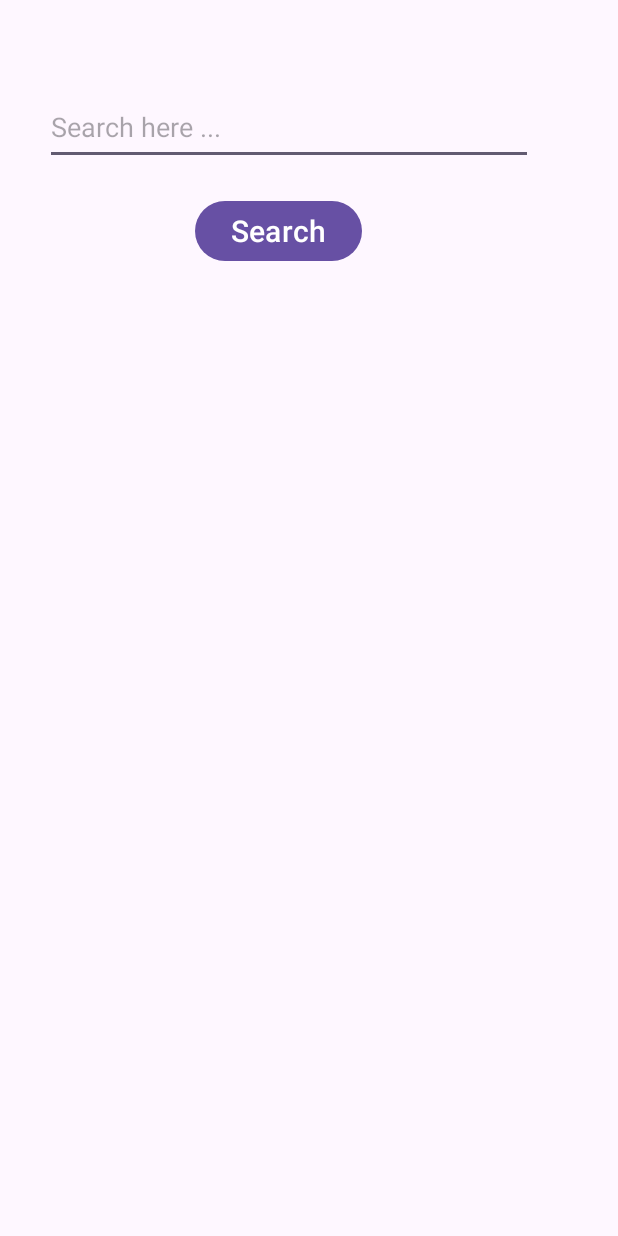
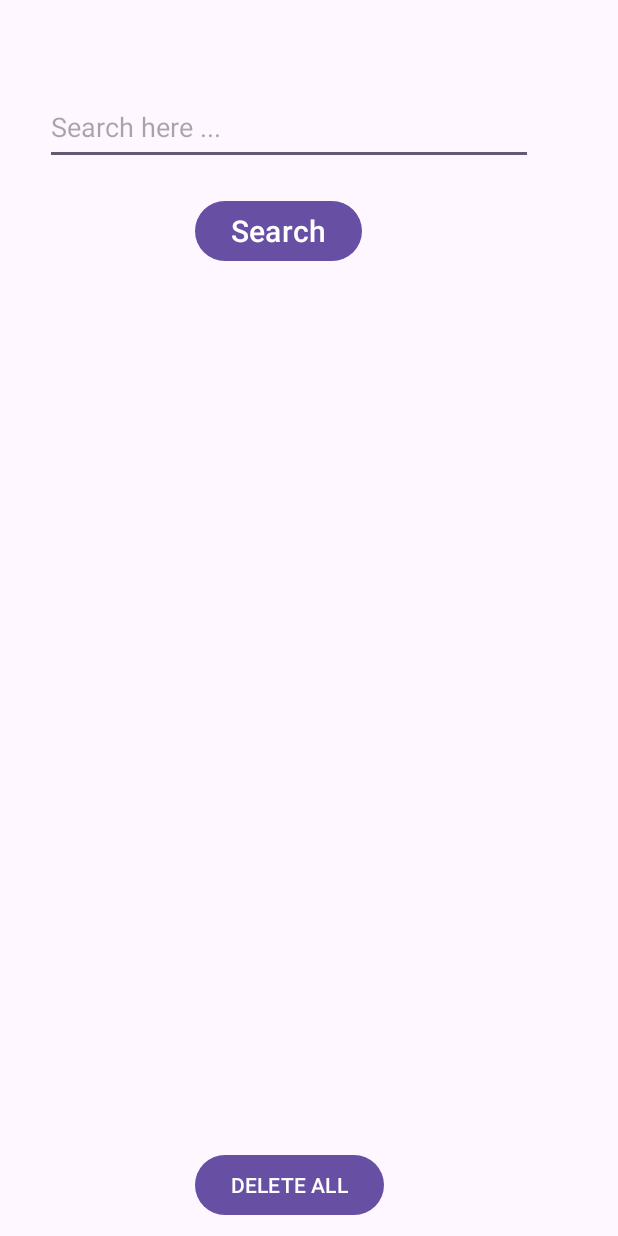
Before and after one commit to GearsKartIndia/MapsProject, an Android app: the layout activity_main.xml on its own in the app's theme, with its tools: preview values and no code run, on a phone screen of 412 x 824 dp. Run offline under Robolectric (Android 15) with nearby library versions, the phone set to English and light mode, and no system bars.

Commit message:
dbchange1

```diff
--- a/app/src/main/java/com/example/mymapsapp/DbHelper.java
+++ b/app/src/main/java/com/example/mymapsapp/DbHelper.java
@@ -66,4 +66,10 @@ public class DbHelper  extends SQLiteOpenHelper {
         db.close();
         return allPlaces;
     }
+
+    public void truncate(){
+        SQLiteDatabase db = this.getWritableDatabase();
+        db.execSQL("DELETE FROM PLACES");
+    }
+
 }
--- a/app/src/main/res/layout/activity_main.xml
+++ b/app/src/main/res/layout/activity_main.xml
@@ -47,6 +47,15 @@
         android:layout_weight="1"
         />
 
+    <Button
+        android:id="@+id/delall"
+        android:layout_width="wrap_content"
+        android:layout_height="wrap_content"
+        android:text="DELETE ALL"
+        android:layout_marginLeft="120dp"
+        android:onClick="deleteAll"
+        />
+
 
 
 
```
Also changed, not shown: app/src/main/java/com/example/mymapsapp/MainActivity.java (+7 -0 lines).
